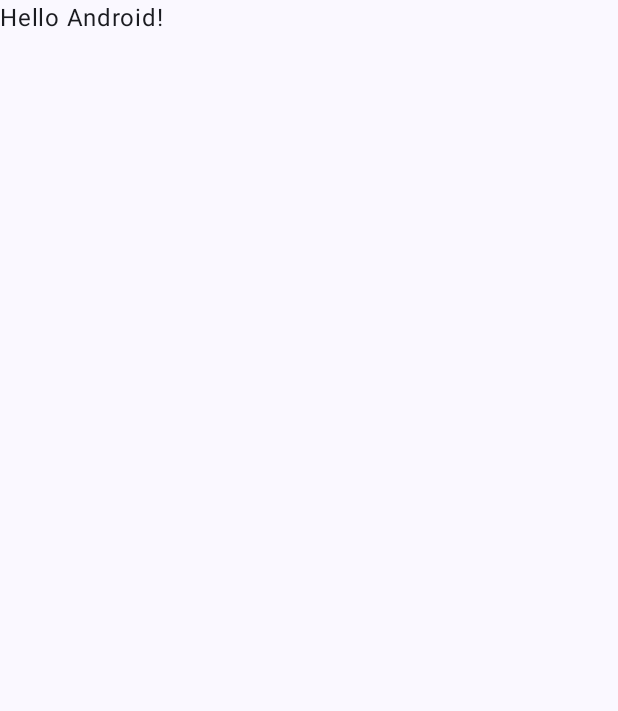
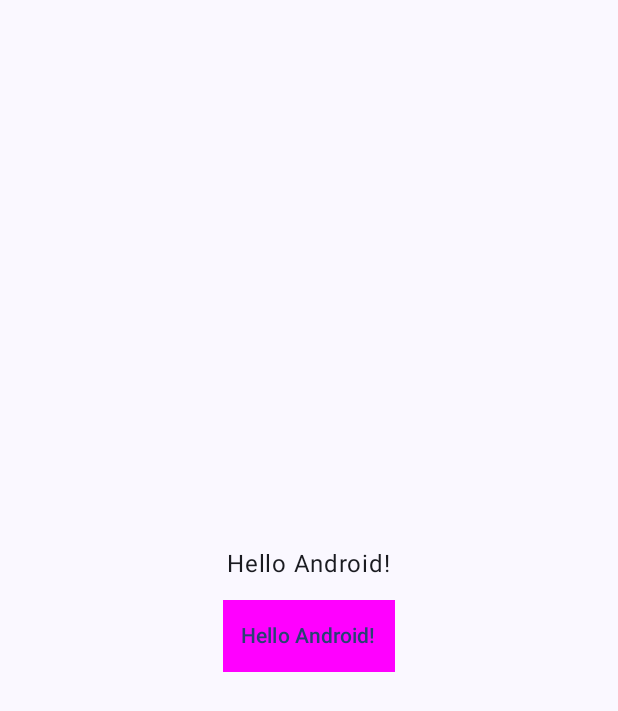
Before and after one commit to Hippopop/AndroidWeatherApp, an Android app built with Jetpack Compose: the screen it shows after launch (MainActivity), on a phone screen of 412 x 824 dp. Before the commit the part shown is almost empty. Shown: the top 711 px of the screen. Run offline under Robolectric (Android 15) with nearby library versions, the phone set to English and light mode, and no system bars.

Commit message:
feat: api receiving weather data!

```diff
--- a/app/src/main/AndroidManifest.xml
+++ b/app/src/main/AndroidManifest.xml
@@ -1,7 +1,9 @@
 <?xml version="1.0" encoding="utf-8"?>
 <manifest xmlns:android="http://schemas.android.com/apk/res/android"
     xmlns:tools="http://schemas.android.com/tools">
-
+    <!--    Permissions!    -->
+    <uses-permission android:name="android.permission.INTERNET"/>
+    <!--    Permissions!    -->
     <application
         android:allowBackup="true"
         android:dataExtractionRules="@xml/data_extraction_rules"
--- a/app/src/main/java/com/mostafij/androidweatherapp/MainActivity.kt
+++ b/app/src/main/java/com/mostafij/androidweatherapp/MainActivity.kt
@@ -6,34 +6,24 @@ import androidx.activity.compose.setContent
 import androidx.compose.foundation.layout.fillMaxSize
 import androidx.compose.material3.MaterialTheme
 import androidx.compose.material3.Surface
-import androidx.compose.material3.Text
-import androidx.compose.runtime.Composable
 import androidx.compose.ui.Modifier
-import androidx.compose.ui.tooling.preview.Preview
+import androidx.lifecycle.ViewModelProvider
+import com.mostafij.androidweatherapp.ui.screen.Homepage
 import com.mostafij.androidweatherapp.ui.theme.AndroidWeatherAppTheme
+import com.mostafij.androidweatherapp.ui.viewmodel.WeatherDataViewModel
 
 class MainActivity : ComponentActivity() {
     override fun onCreate(savedInstanceState: Bundle?) {
         super.onCreate(savedInstanceState)
+        val viewModel: WeatherDataViewModel =
+            ViewModelProvider(this)[WeatherDataViewModel::class.java]
         setContent {
             AndroidWeatherAppTheme {
                 // A surface container using the 'background' color from the theme
                 Surface(
-                        modifier = Modifier.fillMaxSize(),
-                        color = MaterialTheme.colorScheme.background
-                ) { Greeting("Android") }
+                    modifier = Modifier.fillMaxSize(), color = MaterialTheme.colorScheme.background
+                ) { Homepage(viewModel = viewModel) }
             }
         }
     }
 }
-
-@Composable
-fun Greeting(name: String, modifier: Modifier = Modifier) {
-    Text(text = "Hello $name!", modifier = modifier)
-}
-
-@Preview(showBackground = true)
-@Composable
-fun GreetingPreview() {
-    AndroidWeatherAppTheme { Greeting("Android") }
-}
--- /dev/null
+++ b/app/src/main/java/com/mostafij/androidweatherapp/constants/AppConstants.kt
@@ -0,0 +1,5 @@
+package com.mostafij.androidweatherapp.constants
+
+object AppConstants {
+    const val API_KEY = "";
+}
--- /dev/null
+++ b/app/src/main/java/com/mostafij/androidweatherapp/data/network/CurrentWeatherRepoProvider.kt
@@ -0,0 +1,6 @@
+package com.mostafij.androidweatherapp.data.network
+
+object CurrentWeatherRepoProvider {
+    val currentWeatherRepository =
+        RetrofitProvider.getRetrofit().create(CurrentWeatherRepository::class.java);
+}
--- /dev/null
+++ b/app/src/main/java/com/mostafij/androidweatherapp/data/network/RetrofitProvider.kt
@@ -0,0 +1,14 @@
+package com.mostafij.androidweatherapp.data.network
+
+import retrofit2.Retrofit
+import retrofit2.converter.gson.GsonConverterFactory
+
+object RetrofitProvider {
+    private const val BASE_URL = "https://api.weatherapi.com/";
+    fun getRetrofit(): Retrofit {
+        return Retrofit.Builder()
+            .baseUrl(BASE_URL)
+            .addConverterFactory(GsonConverterFactory.create())
+            .build();
+    }
+}
--- /dev/null
+++ b/app/src/main/java/com/mostafij/androidweatherapp/ui/screen/Homepage.kt
@@ -0,0 +1,41 @@
+package com.mostafij.androidweatherapp.ui.screen
+
+import androidx.compose.foundation.background
+import androidx.compose.foundation.layout.Arrangement
+import androidx.compose.foundation.layout.Column
+import androidx.compose.foundation.layout.Row
+import androidx.compose.foundation.layout.fillMaxWidth
+import androidx.compose.foundation.layout.padding
+import androidx.compose.material3.Text
+import androidx.compose.material3.TextButton
+import androidx.compose.runtime.Composable
+import androidx.compose.ui.Modifier
+import androidx.compose.ui.graphics.Color
+import androidx.compose.ui.unit.dp
+import com.mostafij.androidweatherapp.ui.viewmodel.WeatherDataViewModel
+
+@Composable
+fun Homepage(modifier: Modifier = Modifier, viewModel: WeatherDataViewModel) {
+    Column(
+        verticalArrangement = Arrangement.Center,
+        modifier = modifier.fillMaxWidth(),
+    ) {
+        Row(
+            horizontalArrangement = Arrangement.Center,
+            modifier = modifier.fillMaxWidth(),
+        ) {
+            Text(text = "Hello Android!", modifier = modifier)
+        }
+        Row(
+            horizontalArrangement = Arrangement.Center,
+            modifier = modifier.fillMaxWidth().padding(vertical = 12.dp),
+        ) {
+            TextButton(
+                onClick = { viewModel.getWeatherData("London") },
+                modifier = modifier.background(color = Color.Magenta),
+            ) {
+                Text(text = "Hello Android!", modifier = modifier)
+            }
+        }
+    }
+}
```
Also changed, not shown: app/src/main/java/com/mostafij/androidweatherapp/data/model/ConditionData.kt (added, +9 -0 lines), app/src/main/java/com/mostafij/androidweatherapp/data/model/CurrentWeatherData.kt (added, +35 -0 lines), app/src/main/java/com/mostafij/androidweatherapp/data/model/CurrentWeatherResponse.kt (added, +8 -0 lines), app/src/main/java/com/mostafij/androidweatherapp/data/model/LocationData.kt (added, +14 -0 lines), app/src/main/java/com/mostafij/androidweatherapp/data/network/CurrentWeatherRepository.kt (added, +16 -0 lines), app/src/main/java/com/mostafij/androidweatherapp/ui/viewmodel/WeatherDataViewModel.kt (added, +23 -0 lines).
